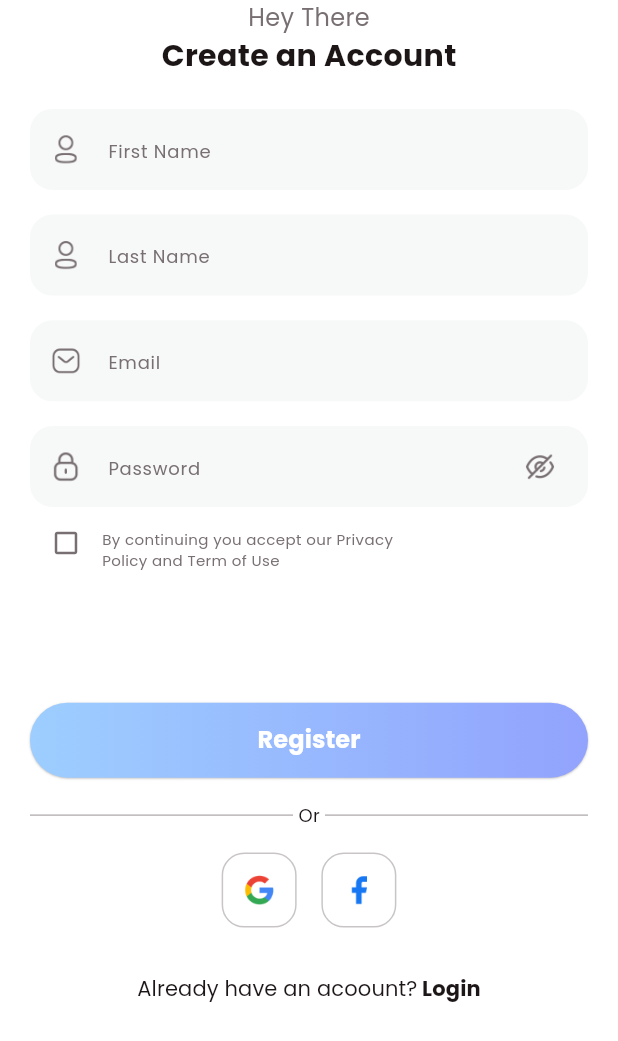
After one commit to Virat992/bitechronicle, a Flutter app: the SignUpView screen opened directly, on a phone screen of 412 x 824 dp. The commit adds this screen. Shown: the top 1041 px of the screen. Run offline on Flutter 3.47's test engine with Material 3 defaults, Android fonts, the phone set to English and light mode, and no system bars.

Commit message:
signup view created

```diff
--- a/lib/common/colo_extension.dart
+++ b/lib/common/colo_extension.dart
@@ -13,4 +13,5 @@ class TColor {
   static Color get black => const Color(0xff1D1617);
   static Color get grey => const Color(0xff786F72);
   static Color get white => Colors.white;
+  static Color get lightGray => const Color(0xffF7F8F8);
 }
--- /dev/null
+++ b/lib/common_widget/round_textfield.dart
@@ -0,0 +1,59 @@
+import 'package:bitechronicle/common/colo_extension.dart';
+import 'package:flutter/material.dart';
+
+class RoundTextField extends StatelessWidget {
+  final TextEditingController? controller;
+  final TextInputType? keyboardType;
+  final String hitText;
+  final String icon;
+  final Widget? rigtIcon;
+  final bool obscureText;
+  final EdgeInsets? margin;
+
+  const RoundTextField(
+      {super.key,
+      required this.hitText,
+      required this.icon,
+      this.controller,
+      this.margin,
+      this.keyboardType,
+      this.obscureText = false,
+      this.rigtIcon});
+
+  @override
+  Widget build(BuildContext context) {
+    return Container(
+      margin: margin,
+      decoration: BoxDecoration(
+        color: TColor.lightGray,
+        borderRadius: BorderRadius.circular(15),
+      ),
+      child: TextField(
+        controller: controller,
+        keyboardType: keyboardType,
+        obscureText: obscureText,
+        decoration: InputDecoration(
+          contentPadding:
+              const EdgeInsets.symmetric(vertical: 15, horizontal: 15),
+          enabledBorder: InputBorder.none,
+          focusedBorder: InputBorder.none,
+          hintText: hitText,
+          suffixIcon: rigtIcon,
+          prefixIcon: Container(
+            alignment: Alignment.center,
+            width: 20,
+            height: 20,
+            child: Image.asset(
+              icon,
+              width: 20,
+              height: 20,
+              fit: BoxFit.contain,
+              color: TColor.grey,
+            ),
+          ),
+          hintStyle: TextStyle(color: TColor.grey, fontSize: 12),
+        ),
+      ),
+    );
+  }
+}
--- a/lib/common_widget/started_view.dart
+++ b/lib/common_widget/started_view.dart
@@ -50,7 +50,7 @@ class _StartedViewState extends State<StartedView> {
               const Spacer(),
               SafeArea(
                 child: Padding(
-                  padding: const EdgeInsets.symmetric(horizontal: 15),
+                  padding: const EdgeInsets.symmetric(horizontal: 20),
                   child: RoundButton(
                     title: "Get Started",
                     type: isChangeColor
@@ -71,7 +71,7 @@ class _StartedViewState extends State<StartedView> {
                     },
                   ),
                 ),
-              )
+              ),
             ],
           )),
     );
--- /dev/null
+++ b/lib/view/login/complete_profile_view.dart
@@ -0,0 +1,16 @@
+import 'package:flutter/material.dart';
+
+class CompleteProfileView extends StatefulWidget {
+  const CompleteProfileView({super.key});
+
+  @override
+  State<CompleteProfileView> createState() => _CompleteProfileViewState();
+}
+
+class _CompleteProfileViewState extends State<CompleteProfileView> {
+  @override
+  Widget build(Object context) {
+    // TODO: implement build
+    return Scaffold();
+  }
+}
--- /dev/null
+++ b/lib/view/login/login_view.dart
@@ -0,0 +1,15 @@
+import 'package:flutter/material.dart';
+
+class LogInView extends StatefulWidget {
+  const LogInView({super.key});
+
+  @override
+  State<LogInView> createState() => _LogInViewState();
+}
+
+class _LogInViewState extends State<LogInView> {
+  @override
+  Widget build(BuildContext context) {
+    return Scaffold();
+  }
+}
--- /dev/null
+++ b/lib/view/login/signup_view.dart
@@ -0,0 +1,237 @@
+import 'package:bitechronicle/common/colo_extension.dart';
+import 'package:bitechronicle/common_widget/round_button.dart';
+import 'package:bitechronicle/common_widget/round_textfield.dart';
+import 'package:bitechronicle/view/login/complete_profile_view.dart';
+import 'package:bitechronicle/view/login/login_view.dart';
+import 'package:flutter/material.dart';
+
+class SignUpView extends StatefulWidget {
+  const SignUpView({super.key});
+
+  @override
+  State<SignUpView> createState() => _SignUpViewState();
+}
+
+class _SignUpViewState extends State<SignUpView> {
+  bool isCheck = false;
+
+  @override
+  Widget build(BuildContext context) {
+    var media = MediaQuery.of(context).size;
+    return Scaffold(
+      backgroundColor: TColor.white,
+      body: SingleChildScrollView(
+        child: SafeArea(
+          child: Padding(
+            padding: const EdgeInsets.symmetric(horizontal: 20),
+            child: SafeArea(
+              child: Column(
+                crossAxisAlignment: CrossAxisAlignment.center,
+                children: [
+                  Text(
+                    "Hey There",
+                    style: TextStyle(color: TColor.grey, fontSize: 16),
+                  ),
+                  Text(
+                    "Create an Account",
+                    style: TextStyle(
+                        color: TColor.black,
+                        fontSize: 20,
+                        fontWeight: FontWeight.w700),
+                  ),
+                  SizedBox(
+                    height: media.width * 0.05,
+                  ),
+                  const RoundTextField(
+                    hitText: "First Name",
+                    icon: "assets/img/user_text.png",
+                  ),
+                  SizedBox(
+                    height: media.width * 0.04,
+                  ),
+                  const RoundTextField(
+                      hitText: "Last Name", icon: "assets/img/user_text.png"),
+                  SizedBox(
+                    height: media.width * 0.04,
+                  ),
+                  const RoundTextField(
+                    hitText: "Email",
+                    icon: "assets/img/email.png",
+                    keyboardType: TextInputType.emailAddress,
+                  ),
+                  SizedBox(
+                    height: media.width * 0.04,
+                  ),
+                  RoundTextField(
+                    hitText: "Password",
+                    icon: "assets/img/lock.png",
+                    obscureText: true,
+                    rigtIcon: TextButton(
+                        onPressed: () {},
+                        child: Container(
+                            alignment: Alignment.center,
+                            width: 20,
+                            height: 20,
+                            child: Image.asset(
+                              "assets/img/show_password.png",
+                              width: 20,
+                              height: 20,
+                              fit: BoxFit.contain,
+                              color: TColor.grey,
+                            ))),
+                  ),
+                  Row(
+                    children: [
+                      IconButton(
+                        onPressed: () {
+                          setState(() {
+                            isCheck = !isCheck;
+                          });
+                        },
+                        icon: Icon(
+                          isCheck
+                              ? Icons.check_box_outlined
+                              : Icons.check_box_outline_blank_outlined,
+                          color: TColor.grey,
+                          size: 20,
+                        ),
+                      ),
+                      Expanded(
+                        child: Padding(
+                          padding: const EdgeInsets.only(top: 8),
+                          child: Text(
+                            "By continuing you accept our Privacy\nPolicy and Term of Use",
+                            style: TextStyle(color: TColor.grey, fontSize: 10),
+                          ),
+                        ),
+                      )
+                    ],
+                  ),
+                  SizedBox(
+                    height: media.width * 0.2,
+                  ),
+                  RoundButton(
+                      title: "Register",
+                      onPressed: () {
+                        Navigator.push(
+                            context,
+                            MaterialPageRoute(
+                                builder: (context) =>
+                                    const CompleteProfileView()));
+                      }),
+                  SizedBox(
+                    height: media.width * 0.04,
+                  ),
+                  Row(
+                    children: [
+                      Expanded(
+                          child: Container(
+                        height: 1,
+                        color: TColor.grey.withOpacity(0.5),
+                      )),
+                      Text(
+                        " Or ",
+                        style: TextStyle(color: TColor.black, fontSize: 12),
+                      ),
+                      Expanded(
+                          child: Container(
+                        height: 1,
+                        color: TColor.grey.withOpacity(0.5),
+                      )),
+                    ],
+                  ),
+                  SizedBox(
+                    height: media.width * 0.04,
+                  ),
+                  Row(
+                    mainAxisAlignment: MainAxisAlignment.center,
+                    children: [
+                      GestureDetector(
+                        onTap: () {},
+                        child: Container(
+                          width: 50,
+                          height: 50,
+                          alignment: Alignment.center,
+                          decoration: BoxDecoration(
+                            color: TColor.white,
+                            border: Border.all(
+                              width: 1,
+                              color: TColor.grey.withOpacity(0.4),
+                            ),
+                            borderRadius: BorderRadius.circular(15),
+                          ),
+                          child: Image.asset(
+                            "assets/img/google.png",
+                            width: 20,
+                            height: 20,
+                          ),
+                        ),
+                      ),
+                      SizedBox(
+                        width: media.width * 0.04,
+                      ),
+                      GestureDetector(
+                        onTap: () {},
+                        child: Container(
+                          width: 50,
+                          height: 50,
+                          alignment: Alignment.center,
+                          decoration: BoxDecoration(
+                            color: TColor.white,
+                            border: Border.all(
+                              width: 1,
+                              color: TColor.grey.withOpacity(0.4),
+                            ),
+                            borderRadius: BorderRadius.circular(15),
+                          ),
+                          child: Image.asset(
+                            "assets/img/facebook.png",
+                            width: 20,
+                            height: 20,
+                          ),
+                        ),
+                      )
+                    ],
+                  ),
+                  SizedBox(
+                    height: media.width * 0.04,
+                  ),
+                  TextButton(
+                    onPressed: () {
+                      Navigator.push(
+                          context,
+                          MaterialPageRoute(
+                              builder: (context) => const LogInView()));
+                    },
+                    child: Row(
+                      mainAxisSize: MainAxisSize.min,
+                      children: [
+                        Text(
+                          "Already have an acoount?",
+                          style: TextStyle(
+                            color: TColor.black,
+                            fontSize: 14,
+                          ),
+                        ),
+                        Text(
+                          " Login",
+                          style: TextStyle(
+                              color: TColor.black,
+                              fontSize: 14,
+                              fontWeight: FontWeight.w700),
+                        )
+                      ],
+                    ),
+                  ),
+                  SizedBox(
+                    height: media.width * 0.04,
+                  ),
+                ],
+              ),
+            ),
+          ),
+        ),
+      ),
+    );
+  }
+}
--- a/lib/view/on_boarding/on_boarding_view.dart
+++ b/lib/view/on_boarding/on_boarding_view.dart
@@ -1,5 +1,6 @@
 import 'package:bitechronicle/common/colo_extension.dart';
 import 'package:bitechronicle/common_widget/on_boarding_page.dart';
+import 'package:bitechronicle/view/login/signup_view.dart';
 import 'package:flutter/material.dart';
 
 class OnBoardingView extends StatefulWidget {
@@ -101,10 +102,10 @@ class _OnBoardingViewState extends State<OnBoardingView> {
                             curve: Curves.bounceInOut);
                         setState(() {});
                       } else {
-                        /*Navigator.push(
+                        Navigator.push(
                             context,
                             MaterialPageRoute(
-                                builder: (context) => SignUpView()));*/
+                                builder: (context) => SignUpView()));
                       }
                     },
                   ),
```
Also changed, not shown: assets/img/email.png (added), assets/img/facebook.png (added), assets/img/google.png (added), assets/img/lock.png (added), assets/img/show_password.png (added), assets/img/user_text.png (added).
